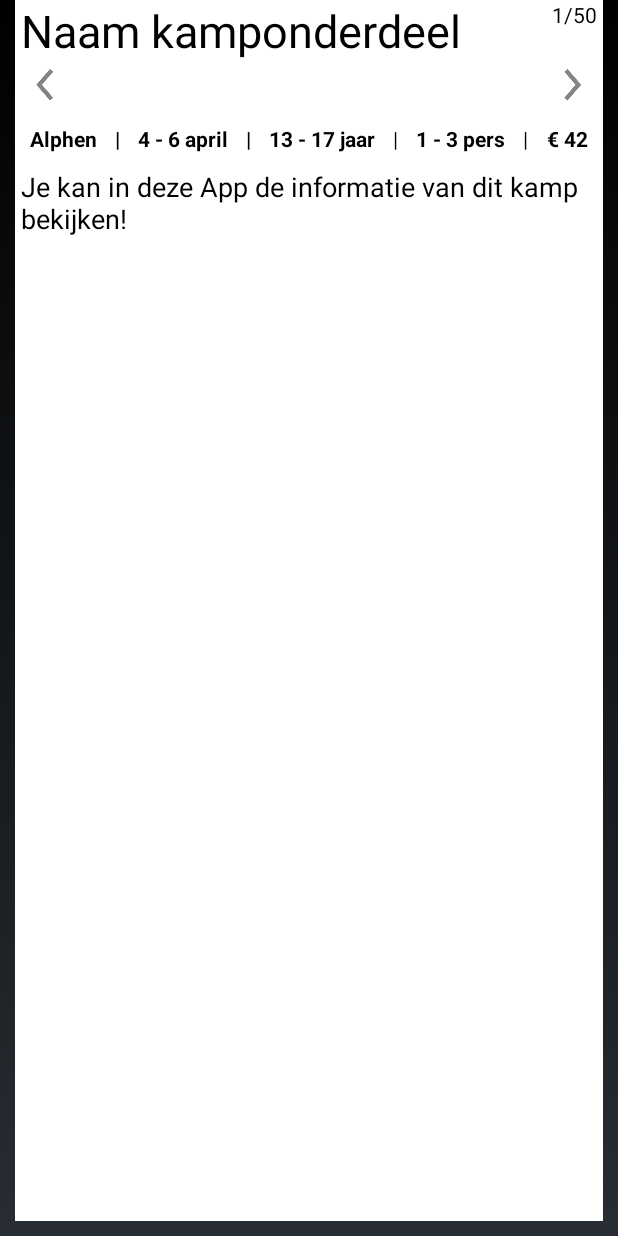
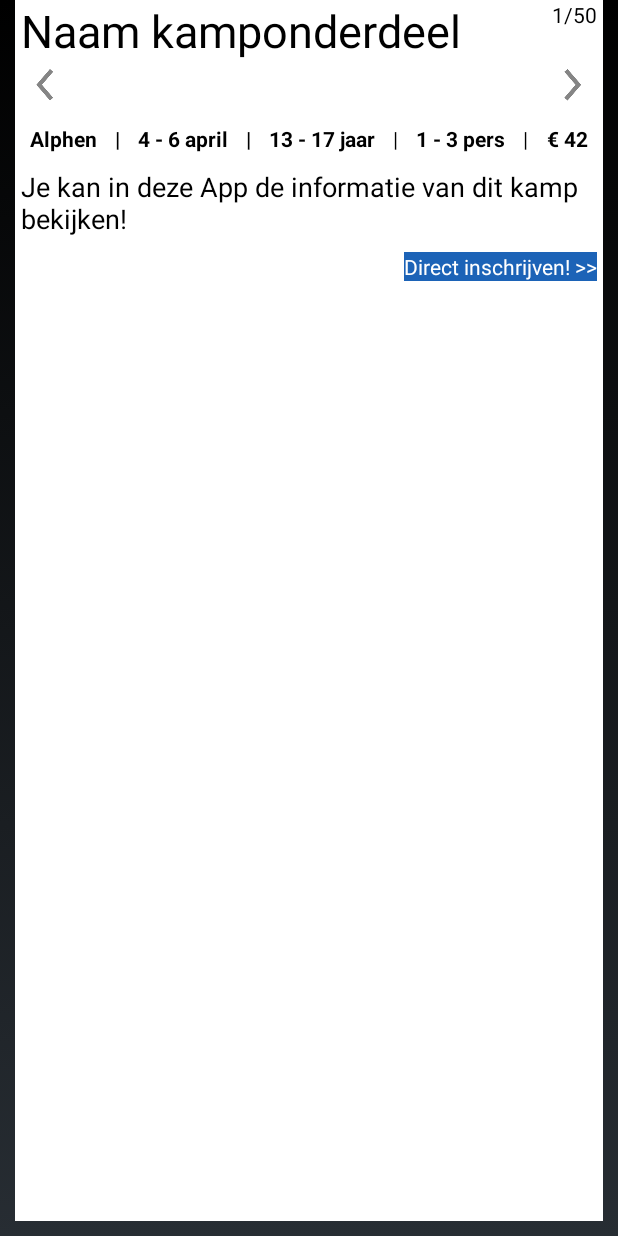
Before and after one commit to mdonath/hit-app, an Android app: the layout fragment_courant_kamp.xml on its own in the app's theme, with its tools: preview values and no code run, on a phone screen of 412 x 824 dp. Run offline under Robolectric (Android 15) with nearby library versions, the phone set to English and light mode, and no system bars.

Commit message:
Direct inschrijven-knop Vol indicatie

```diff
--- a/app/src/main/java/nl/scouting/hit/app/services/JsonData.java
+++ b/app/src/main/java/nl/scouting/hit/app/services/JsonData.java
@@ -100,7 +100,7 @@ public class JsonData {
 		hitProject.setMaandag(asDate(project.getString("maandag")));
 		hitProject.setInschrijvingStartdatum(asDate(project.getString("inschrijvingStartdatum")));
 		hitProject.setInschrijvingEinddatum(asDate(project.getString("inschrijvingEinddatum")));
-
+		hitProject.setShantiUrl(project.getString("shantiUrl"));
 		hitProject.setGebruikteIconen(parseIconen(project, "gebruikteIconen"));
 		hitProject.setPlaatsen(parsePlaatsen(project, "plaatsen"));
 		return hitProject;
@@ -149,6 +149,7 @@ public class JsonData {
 	private HitKamp parseKamp(JSONObject kamp) throws JSONException, ParseException {
 		final HitKamp result = new HitKamp();
 		result.setId(kamp.getInt("id"));
+		result.setShantiId(kamp.getInt("shantiId"));
 		result.setNaam(kamp.getString("naam"));
 		result.setHitCourantTekst(kamp.getString("hitCourantTekst"));
 		result.setMinimumLeeftijd(kamp.getInt("minimumLeeftijd"));
@@ -158,6 +159,8 @@ public class JsonData {
 		result.setStartDatumTijd(asDateTime(kamp.getString("startDatumTijd")));
 		result.setEindDatumTijd(asDateTime(kamp.getString("eindDatumTijd")));
 		result.setIcoontjes(parseKampIconen(kamp, "icoontjes"));
+		result.setVol(kamp.getBoolean("vol"));
+		result.setVolTekst(kamp.getString("volTekst"));
 		return result;
 	}
 
--- a/app/src/main/res/layout/fragment_courant_kamp.xml
+++ b/app/src/main/res/layout/fragment_courant_kamp.xml
@@ -31,6 +31,19 @@
                 android:textAppearance="?android:attr/textAppearanceLarge"
                 android:textColor="#000000"
                 android:textSize="30sp"/>
+
+            <TextView
+                android:id="@+id/vol_indicator"
+                android:layout_width="wrap_content"
+                android:layout_height="wrap_content"
+                android:layout_centerVertical="true"
+                android:layout_marginLeft="5sp"
+                android:layout_toRightOf="@+id/naam"
+                android:text="VOL!"
+                android:textColor="#f00"
+                android:textStyle="bold"
+                android:visibility="invisible"
+                />
 
             <TextView
                 android:id="@+id/index"
@@ -203,11 +216,23 @@
             android:layout_width="wrap_content"
             android:layout_height="wrap_content"
             android:layout_alignParentLeft="true"
+            android:layout_alignParentStart="true"
             android:layout_below="@id/infobar"
             android:paddingBottom="10dp"
             android:text="@string/courant_kamp_info"
             android:textAppearance="?android:attr/textAppearanceMedium"
             android:textColor="#000000"/>
 
+        <Button
+            android:id="@+id/openInschrijving"
+            android:layout_width="wrap_content"
+            android:layout_height="wrap_content"
+            android:layout_alignParentEnd="true"
+            android:layout_alignParentRight="true"
+            android:layout_below="@id/courantTekst"
+            android:background="#FF1c63b7"
+            android:text="@string/direct_inschrijven"
+            android:textColor="#FFFFFFFF"
+            />
     </RelativeLayout>
 </ScrollView>
--- a/app/src/main/res/values/strings.xml
+++ b/app/src/main/res/values/strings.xml
@@ -40,5 +40,6 @@
     <string name="aantal_gevonden_geen">Er zijn geen kampen gevonden %2$s:</string>
     <string name="hitkiezer_name">HIT Kiezer</string>
     <string name="icoontjes_name">Uitleg icoontjes</string>
+    <string name="direct_inschrijven"><![CDATA[Direct inschrijven! >>]]></string>
 
 </resources>
```
Also changed, not shown: app/src/main/java/nl/scouting/hit/app/courant/KampFragment.java (+45 -3 lines), app/src/main/java/nl/scouting/hit/app/model/HitKamp.java (+27 -0 lines), app/src/main/java/nl/scouting/hit/app/model/HitKampRO.java (+15 -0 lines), app/src/main/java/nl/scouting/hit/app/model/HitProject.java (+13 -0 lines), app/src/main/java/nl/scouting/hit/app/nav/KampItem.java (+4 -3 lines), app/src/main/res/layout/navdraw_kamp.xml (+21 -8 lines), app/src/main/res/drawable-hdpi/hit_icon_vol.gif (added).
